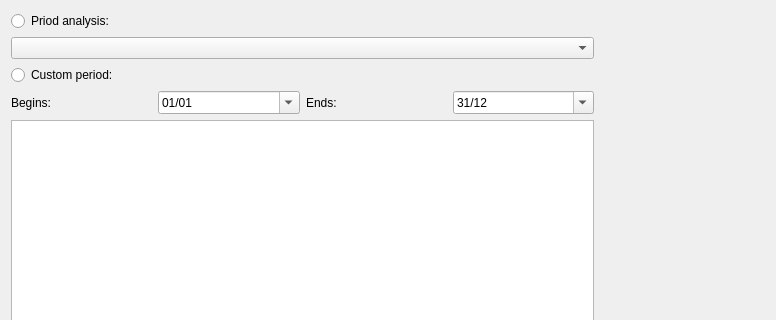
This is src/resources/ui/dataplotter/periodicplot.ui in Nobatek/simuplot as Qt 5 draws it before an edit; both pictures show x 0 to 776 and y 0 to 320 of the 776 by 676 pixel window. The edited form follows.
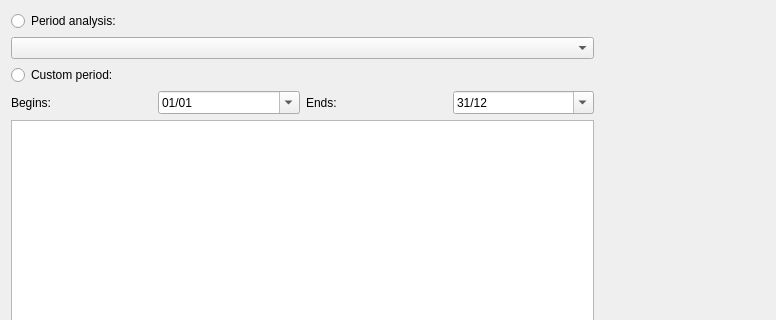
This is the edited form. Custom widgets are drawn as their Qt base class.

Commit message: Period Selection available

Diff of the .ui file:
```diff
--- a/src/resources/ui/dataplotter/periodicplot.ui
+++ b/src/resources/ui/dataplotter/periodicplot.ui
@@ -19,12 +19,12 @@
      <property name="orientation">
       <enum>Qt::Horizontal</enum>
      </property>
-     <widget class="QWidget" name="">
+     <widget class="QWidget" name="layoutWidget">
       <layout class="QVBoxLayout" name="verticalLayout">
        <item>
         <widget class="QRadioButton" name="period_radio">
          <property name="text">
-          <string>Priod analysis:</string>
+          <string>Period analysis:</string>
          </property>
         </widget>
        </item>
```
The commit also changes 1 other file.
